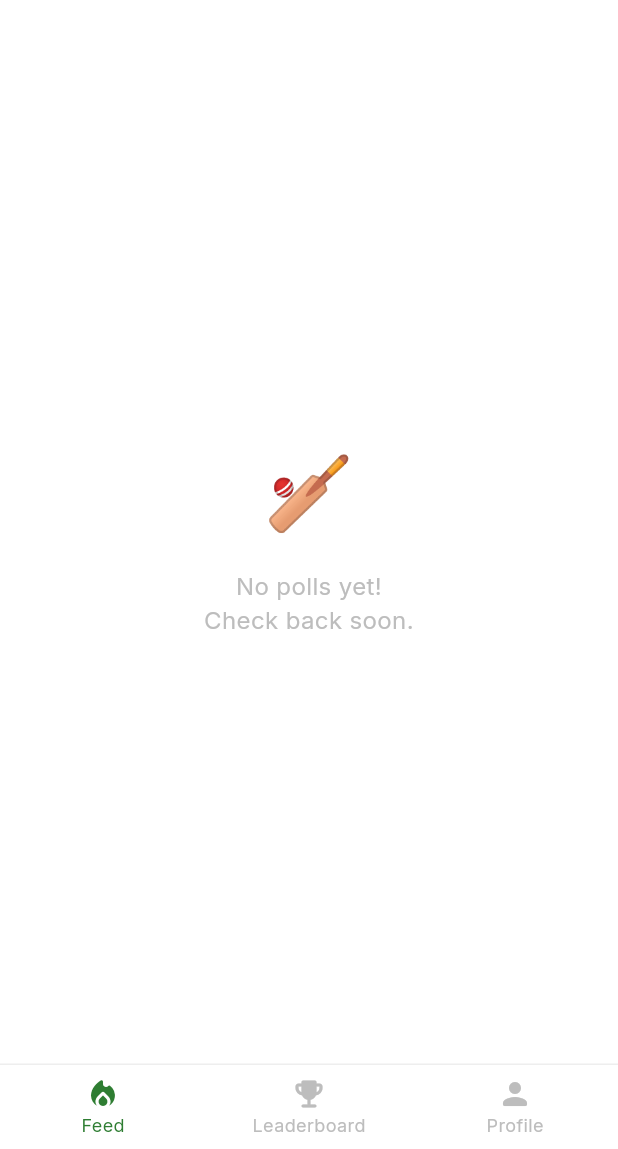
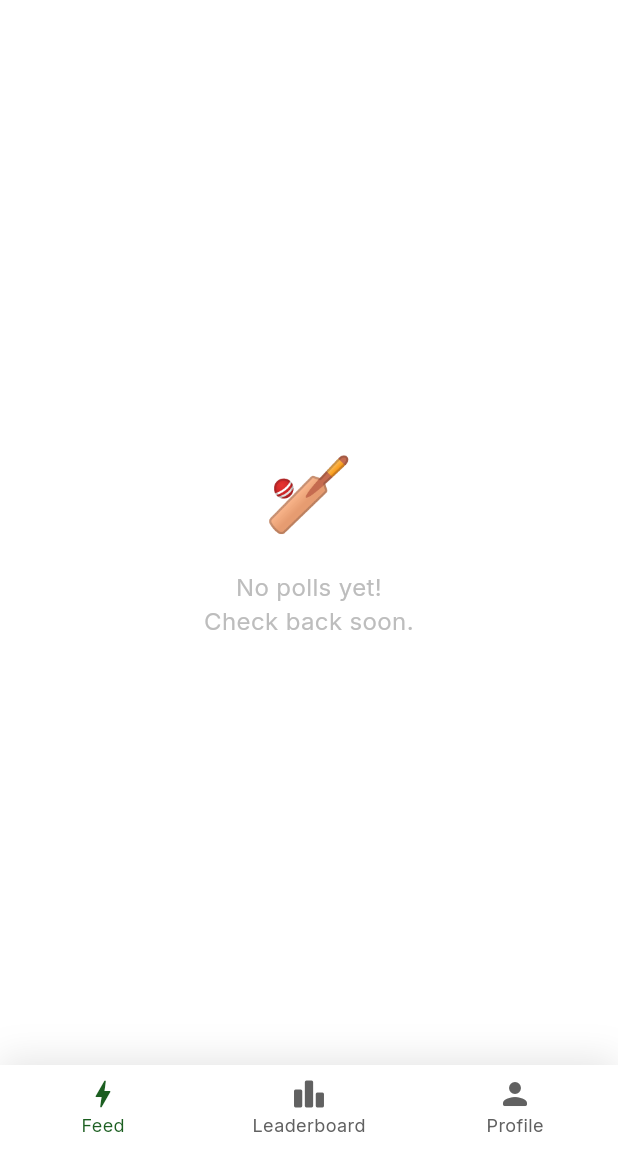
Before and after one commit to aryangupta89208/LivePollandStats, a Flutter app: the HomeScreen screen opened directly, on a phone screen of 412 x 824 dp, the part 87-1236 px from its top. Run offline on Flutter 3.47's test engine with Material 3 defaults, Android fonts, the phone set to English and light mode, and no system bars; our stand-ins replace google_fonts, share_plus, shared_preferences; accounts and stored records are empty; network calls fail.

Commit message:
fix SSL handshake and refine BottomNavigationBar visibility

```diff
--- a/frontend/lib/screens/home_screen.dart
+++ b/frontend/lib/screens/home_screen.dart
@@ -250,9 +250,13 @@ class _HomeScreenState extends State<HomeScreen> with TickerProviderStateMixin {
       bottomNavigationBar: Container(
         decoration: BoxDecoration(
           color: Colors.white,
-          border: Border(
-            top: BorderSide(color: Colors.grey.shade200),
-          ),
+          boxShadow: [
+            BoxShadow(
+              color: Colors.black.withValues(alpha: 0.1),
+              blurRadius: 20,
+              offset: const Offset(0, -4),
+            ),
+          ],
         ),
         child: BottomNavigationBar(
           currentIndex: _currentNavIndex,
@@ -268,20 +272,21 @@ class _HomeScreenState extends State<HomeScreen> with TickerProviderStateMixin {
               );
             }
           },
-          backgroundColor: Colors.transparent,
+          backgroundColor: Colors.white,
           elevation: 0,
-          selectedItemColor: const Color(0xFF2E7D32),
-          unselectedItemColor: Colors.grey.shade400,
+          selectedItemColor: const Color(0xFF1B5E20),
+          unselectedItemColor: Colors.grey.shade700,
           selectedFontSize: 12,
           unselectedFontSize: 12,
+          showUnselectedLabels: true,
           type: BottomNavigationBarType.fixed,
           items: const [
             BottomNavigationBarItem(
-              icon: Icon(Icons.local_fire_department_rounded),
+              icon: Icon(Icons.bolt_rounded),
               label: 'Feed',
             ),
             BottomNavigationBarItem(
-              icon: Icon(Icons.emoji_events_rounded),
+              icon: Icon(Icons.leaderboard_rounded),
               label: 'Leaderboard',
             ),
             BottomNavigationBarItem(
```
Also changed, not shown: frontend/lib/main.dart (+13 -3 lines), 1 other file.
